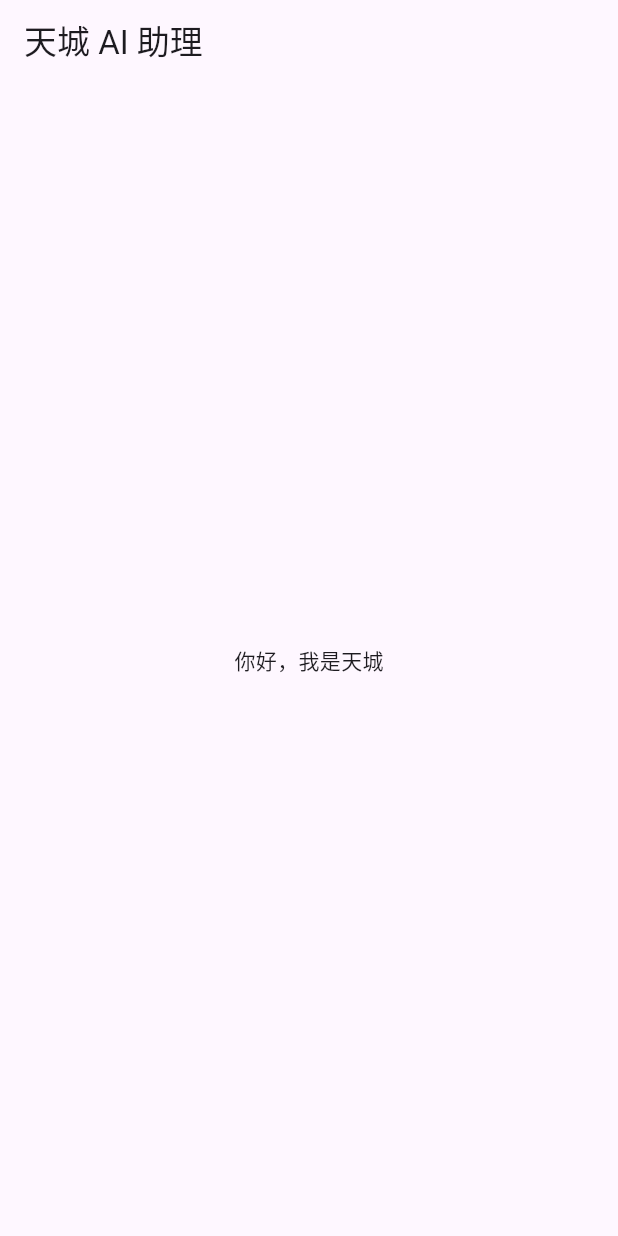
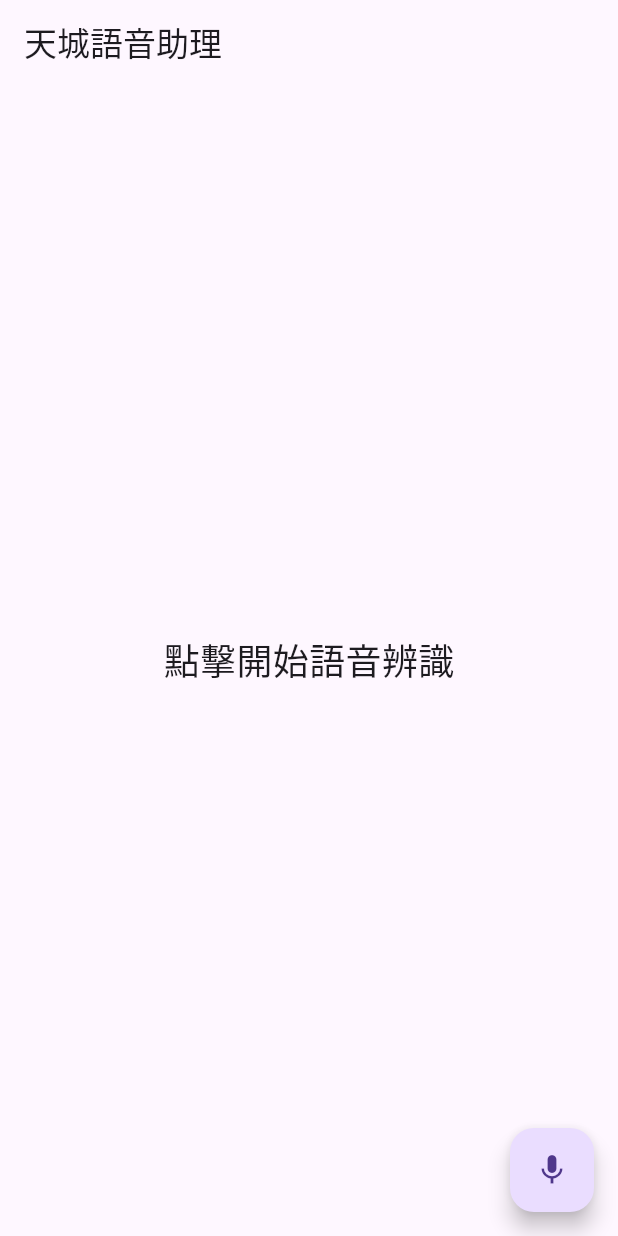
Before and after one commit to hsieh0823/Tianchang, a Flutter app: the screen it shows after launch, on a phone screen of 412 x 824 dp. Run offline on Flutter 3.47's test engine with Material 3 defaults, Android fonts, the phone set to English and light mode, and no system bars; our stand-ins replace speech_to_text.

Commit message:
Update main.dart

```diff
--- a/lib/main.dart
+++ b/lib/main.dart
@@ -1,19 +1,62 @@
 import 'package:flutter/material.dart';
+import 'package:speech_to_text/speech_to_text.dart' as stt;
 
-void main() {
-  runApp(const MyApp());
+void main() => runApp(TianchangApp());
+
+class TianchangApp extends StatelessWidget {
+  @override
+  Widget build(BuildContext context) {
+    return MaterialApp(
+      title: '天城語音助理',
+      theme: ThemeData(primarySwatch: Colors.deepPurple),
+      home: VoiceHomePage(),
+    );
+  }
 }
 
-class MyApp extends StatelessWidget {
-  const MyApp({super.key});
+class VoiceHomePage extends StatefulWidget {
+  @override
+  _VoiceHomePageState createState() => _VoiceHomePageState();
+}
+
+class _VoiceHomePageState extends State<VoiceHomePage> {
+  late stt.SpeechToText _speech;
+  bool _isListening = false;
+  String _text = '點擊開始語音辨識';
+
+  @override
+  void initState() {
+    super.initState();
+    _speech = stt.SpeechToText();
+  }
+
+  void _startListening() async {
+    bool available = await _speech.initialize();
+    if (available) {
+      setState(() => _isListening = true);
+      _speech.listen(
+        onResult: (result) => setState(() {
+          _text = result.recognizedWords;
+        }),
+      );
+    } else {
+      setState(() => _isListening = false);
+    }
+  }
+
+  void _stopListening() {
+    _speech.stop();
+    setState(() => _isListening = false);
+  }
 
   @override
   Widget build(BuildContext context) {
-    return MaterialApp(
-      title: '天城 AI 助理',
-      home: Scaffold(
-        appBar: AppBar(title: const Text('天城 AI 助理')),
-        body: const Center(child: Text('你好，我是天城')),
+    return Scaffold(
+      appBar: AppBar(title: Text('天城語音助理')),
+      body: Center(child: Text(_text, style: TextStyle(fontSize: 24))),
+      floatingActionButton: FloatingActionButton(
+        onPressed: _isListening ? _stopListening : _startListening,
+        child: Icon(_isListening ? Icons.stop : Icons.mic),
       ),
     );
   }
```
